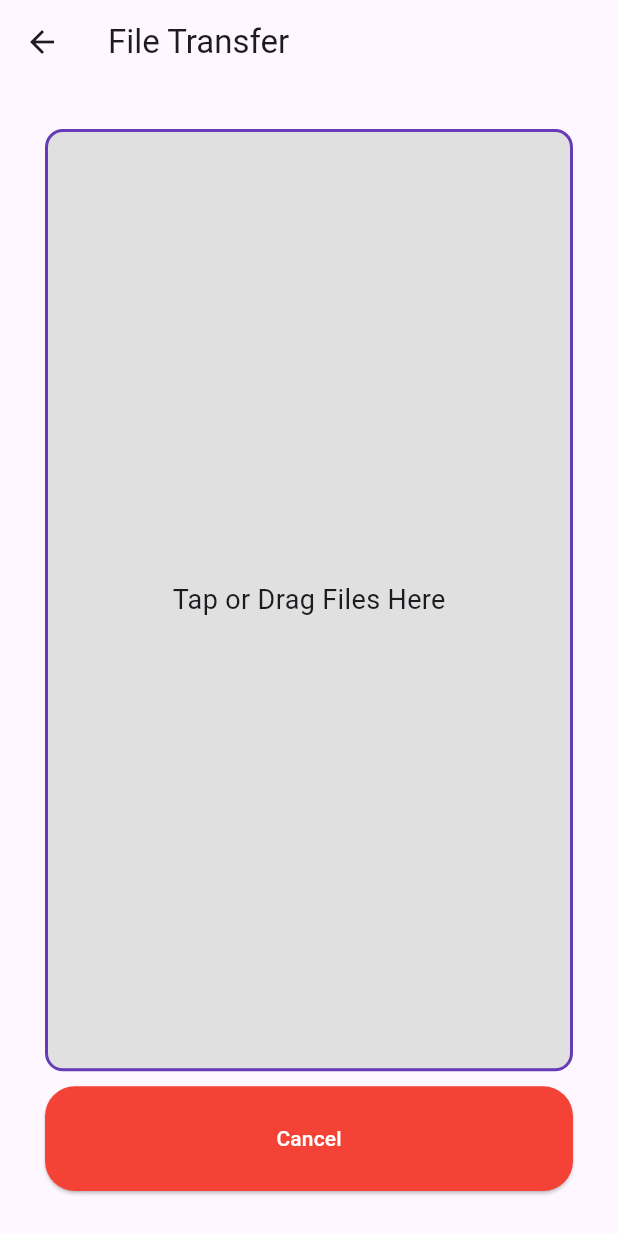
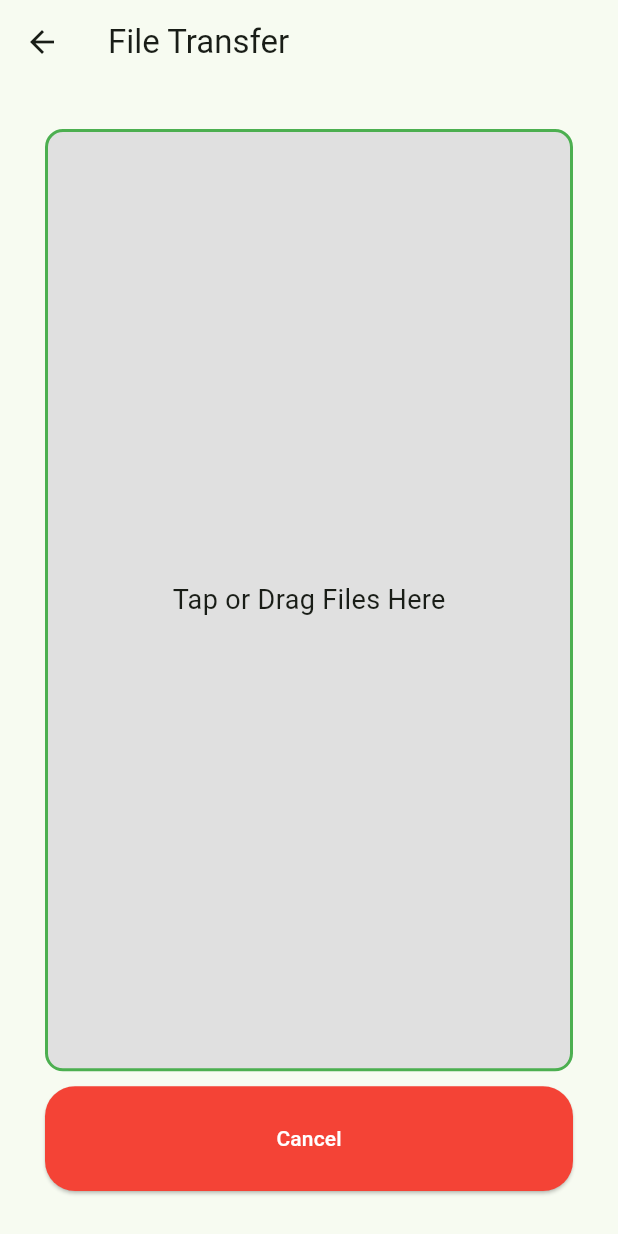
Before and after one commit to athariqk/fileflick, a Flutter app: the screen it shows after launch, after a tap on "Start", on a phone screen of 412 x 824 dp. Run offline on Flutter 3.47's test engine with Material 3 defaults, Android fonts, the phone set to English and light mode, and no system bars; our stand-ins replace file_picker; missing offline and left inert: desktop_drop, flutter_blue_plus_windows.

Commit message:
Update on UI

```diff
--- a/lib/main.dart
+++ b/lib/main.dart
@@ -17,36 +17,180 @@ class MyApp extends StatelessWidget {
     return MaterialApp(
       title: 'FileFlick',
       theme: ThemeData(
-        colorScheme: ColorScheme.fromSeed(seedColor: Colors.deepPurple),
-        useMaterial3: true,
+        colorScheme: ColorScheme.fromSeed(seedColor: Colors.green),
+        useMaterial3: true, // Make sure Material 3 is enabled
       ),
       home: const WelcomePage(),
     );
   }
 }
 
-class WelcomePage extends StatelessWidget {
+class WelcomePage extends StatefulWidget {
   const WelcomePage({super.key});
 
   @override
+  State<WelcomePage> createState() => _WelcomePageState();
+}
+
+class _WelcomePageState extends State<WelcomePage> {
+  @override
   Widget build(BuildContext context) {
+    final history = FileHistory().history;
+
+    // Determine the number of columns based on the window width
+    int columnCount = 3;
+    if (MediaQuery.of(context).size.width > 800) {
+      columnCount = 5;  // Max 5 columns for large screens
+    }
+
     return Scaffold(
       appBar: AppBar(
-        backgroundColor: Theme.of(context).colorScheme.inversePrimary,
-        title: const Text('Welcome to FileFlick'),
+        backgroundColor: Colors.transparent,
+        elevation: 0,
+        title: Padding(
+          padding: const EdgeInsets.only(top: 10), // Add padding to the top of the AppBar content
+          child: Center(  // Center the entire row
+            child: Row(
+              mainAxisSize: MainAxisSize.min,  // Ensure it takes only the necessary space
+              children: [
+                Icon(
+                  Icons.insert_drive_file, // File icon
+                  color: Colors.green, // Green color for the icon
+                  size: 45, // Icon size
                 ),
-      body: Center(
+                const SizedBox(width: 10), // Space between the icon and text
+                Text(
+                  'FILEFLICK',
+                  style: TextStyle(
+                    fontSize: 45, // Text size
+                    fontWeight: FontWeight.bold, // Bold text
+                    color: Colors.green, // Text color (green)
+                  ),
+                ),
+              ],
+            ),
+          ),
+        ),
+      ),
+      body: Column(
+        children: [
+          Expanded(
+            flex: 2, // Takes 20% of the screen height
+            child: Center(
               child: ElevatedButton(
                 onPressed: () {
                   Navigator.push(
                     context,
                     MaterialPageRoute(builder: (context) => const FileTransferPage()),
-            );
+                  ).then((_) {
+                    // Trigger rebuild when coming back to this page
+                    setState(() {});
+                  });
                 },
                 child: const Text('Start'),
               ),
             ),
+          ),
+          Expanded(
+            flex: 3, // Takes 30% of the screen height
+            child: history.isEmpty
+                ? const Center(
+                    child: Text(
+                      'No files transferred yet!',
+                      style: TextStyle(fontSize: 16, color: Colors.grey),
+                    ),
+                  )
+                : Padding(
+                    padding: const EdgeInsets.fromLTRB(20.0, 0, 20.0, 5.0), // Apply margin to the sides and bottom
+                    child: GridView.builder(
+                      gridDelegate: SliverGridDelegateWithFixedCrossAxisCount(
+                        crossAxisCount: columnCount,
+                        crossAxisSpacing: 8.0,
+                        mainAxisSpacing: 8.0,
+                        childAspectRatio: 3, // Aspect ratio of each card (icon + text)
+                      ),
+                      itemCount: history.length,
+                      itemBuilder: (context, index) {
+                        return Card(
+                          elevation: 5,
+                          shape: RoundedRectangleBorder(
+                            borderRadius: BorderRadius.circular(12),
+                          ),
+                          child: Padding(
+                            padding: const EdgeInsets.all(8.0),
+                            child: Row(
+                              children: [
+                                const Icon(
+                                  Icons.file_present,
+                                  color: Colors.green,
+                                ),
+                                const SizedBox(width: 10),
+                                Expanded(
+                                  child: Text(
+                                    history[index],
+                                    style: const TextStyle(fontSize: 16),
+                                  ),
+                                ),
+                              ],
+                            ),
+                          ),
                         );
+                      },
+                    ),
+                  ),
+          ),
+          // Add this section at the end of the Expanded widget showing the file history
+          // Clear History Button
+          Padding(
+            padding: const EdgeInsets.fromLTRB(20.0, 5.0, 20.0, 10.0),
+            child: FileHistory().history.isNotEmpty  // Check if there is any history
+                ? Container(
+                    width: double.infinity,  // Set width to double.infinity
+                    child: ElevatedButton(
+                      onPressed: () {
+                        setState(() {
+                          // Clear the history when the button is pressed
+                          FileHistory().clearHistory();
+                        });
+                      },
+                      style: ElevatedButton.styleFrom(
+                        backgroundColor: Colors.red, // Red color for clear button
+                        shape: RoundedRectangleBorder(
+                          borderRadius: BorderRadius.circular(20.0), // Rounded corners
+                        ),
+                      ),
+                      child: const Text(
+                        'Clear History',
+                        style: TextStyle(color: Colors.white),
+                      ),
+                    ),
+                  )
+                : Container(), // Empty container when no history exists
+          ),
+        ],
+      ),
+    );
+  }
+}
+
+class FileHistory {
+  static final FileHistory _instance = FileHistory._internal();
+
+  factory FileHistory() => _instance;
+
+  FileHistory._internal();
+
+  final List<String> _history = [];
+
+  List<String> get history => List.unmodifiable(_history);
+
+  void addFiles(List<String> fileNames) {
+    _history.addAll(fileNames.where((name) => !_history.contains(name)));
+  }
+
+  // Clear the file history
+  void clearHistory() {
+    _history.clear();
   }
 }
 
@@ -161,10 +305,10 @@ class _FileTransferPageState extends State<FileTransferPage> {
                             width: double.infinity,
                             decoration: BoxDecoration(
                               color: _isDragging
-                                  ? Colors.deepPurple.withOpacity(0.3)
+                                  ? Colors.green.withOpacity(0.3)
                                   : Colors.grey[300],
                               borderRadius: BorderRadius.circular(12),
-                              border: Border.all(color: Colors.deepPurple, width: 2),
+                              border: Border.all(color: Colors.green, width: 2),
                             ),
                             child: Center(
                               child: Text(
@@ -213,7 +357,7 @@ class _FileTransferPageState extends State<FileTransferPage> {
                             margin: const EdgeInsets.symmetric(vertical: 10, horizontal: 20),
                             elevation: 5,
                             child: ListTile(
-                              leading: const Icon(Icons.file_present, color: Colors.deepPurple),
+                              leading: const Icon(Icons.file_present, color: Colors.green),
                               title: Text(_fileNames[index]),
                               trailing: IconButton(
                                 icon: const Icon(Icons.delete, color: Colors.red),
@@ -245,10 +389,10 @@ class _FileTransferPageState extends State<FileTransferPage> {
                             margin: const EdgeInsets.only(top: 10), // Added margin to the right
                             decoration: BoxDecoration(
                               color: _isDragging
-                                  ? Colors.deepPurple.withOpacity(0.3)
+                                  ? Colors.green.withOpacity(0.3)
                                   : Colors.grey[300],
                               borderRadius: BorderRadius.circular(12),
-                              border: Border.all(color: Colors.deepPurple, width: 2),
+                              border: Border.all(color: Colors.green, width: 2),
                             ),
                             child: Center(
                               child: Text(
@@ -264,15 +408,19 @@ class _FileTransferPageState extends State<FileTransferPage> {
                       flex: 1, // 10% of height
                       child: Container(
                         width: double.infinity,
-                        margin: const EdgeInsets.only(top: 10), // Make the width fill the screen
+                        margin: const EdgeInsets.only(top: 10),
                         child: ElevatedButton(
                           onPressed: () {
-                            Navigator.pop(context); // To go back
+                            // Save files to history
+                            FileHistory().addFiles(_fileNames);
+
+                            // Navigate back to WelcomePage
+                            Navigator.pop(context);
                           },
                           style: ElevatedButton.styleFrom(
                             backgroundColor: Colors.blue,
                             shape: RoundedRectangleBorder(
-                              borderRadius: BorderRadius.circular(20.0), // Adjust the radius value here
+                              borderRadius: BorderRadius.circular(20.0),
                             ),
                           ),
                           child: const Text(
```
Lines whose indentation alone changed are shown as unchanged.
